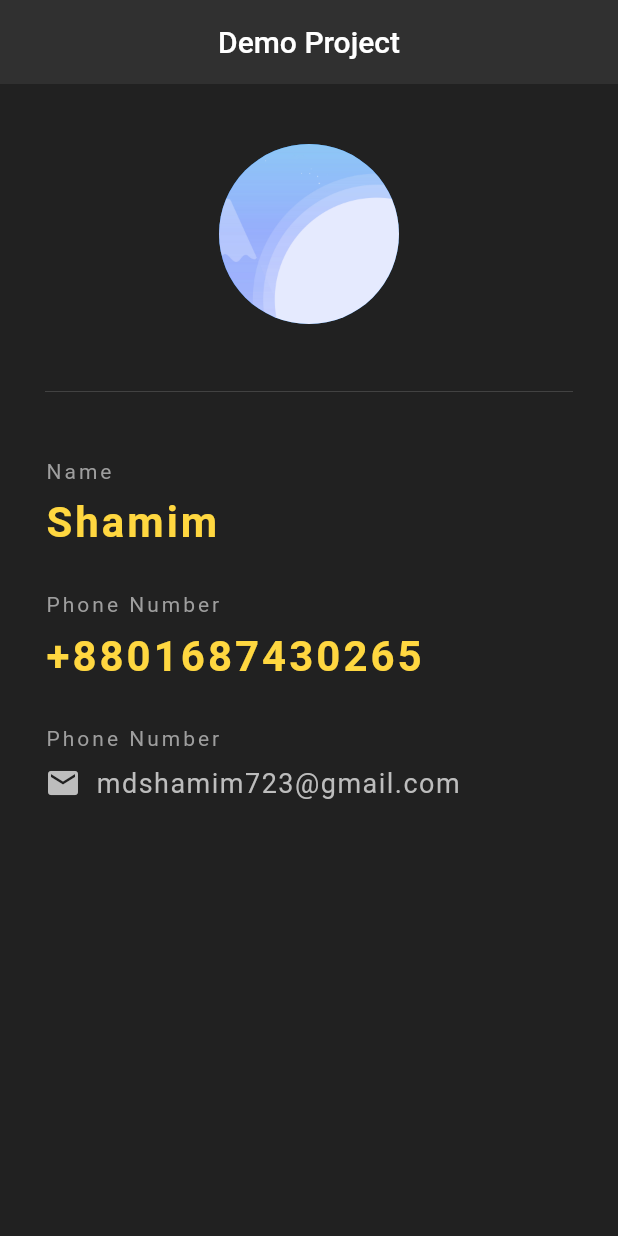
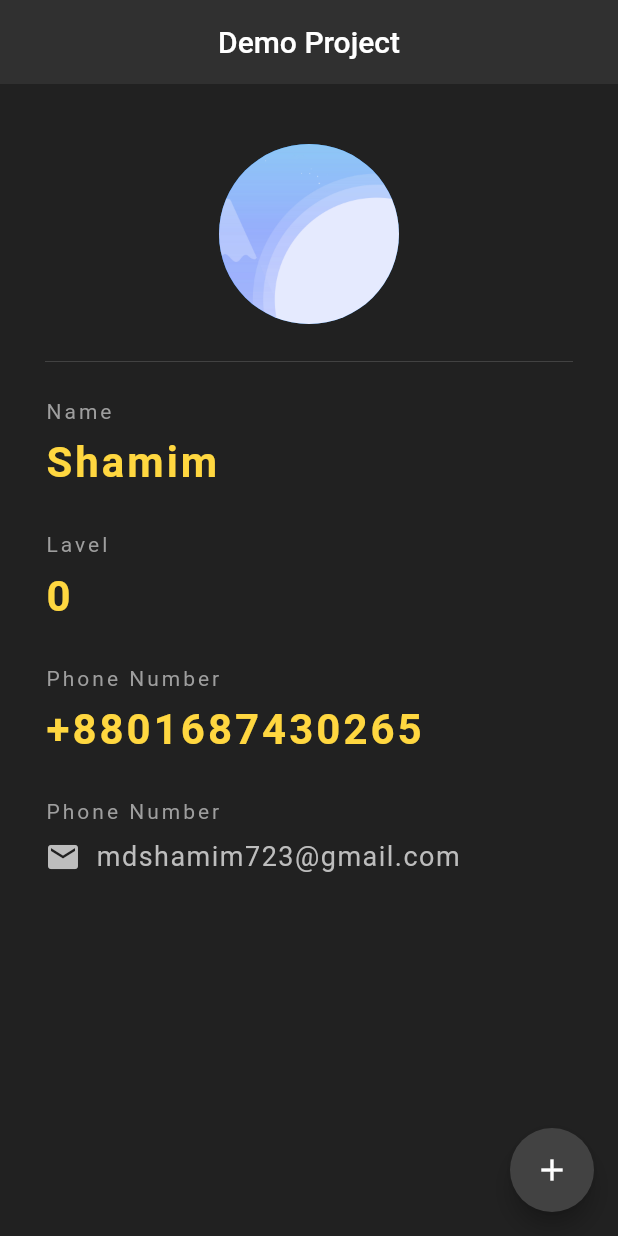
Before and after one commit to 3-Shamim/helping-flutter-project, a Flutter app: the screen it shows after launch, on a phone screen of 412 x 824 dp. Run offline on Flutter 3.47's test engine with Material 2 defaults, Android fonts, the phone set to English and light mode, and no system bars.

```diff
--- a/lib/main.dart
+++ b/lib/main.dart
@@ -6,7 +6,14 @@ void main() {
   ));
 }
 
-class Home extends StatelessWidget {
+class Home extends StatefulWidget {
+  @override
+  _HomeState createState() => _HomeState();
+}
+
+class _HomeState extends State<Home> {
+  int level = 0;
+
   @override
   Widget build(BuildContext context) {
     return Scaffold(
@@ -16,6 +23,16 @@ class Home extends StatelessWidget {
         centerTitle: true,
         backgroundColor: Colors.grey[850],
         elevation: 0.0,
+      ),
+      floatingActionButton: FloatingActionButton(
+        onPressed: () {
+//          level += 1;
+          setState(() {
+            level++;
+          });
+        },
+        child: Icon(Icons.add),
+        backgroundColor: Colors.grey[800],
       ),
       body: Padding(
         padding: const EdgeInsets.fromLTRB(30.0, 40.0, 30.0, 0.0),
@@ -29,7 +46,7 @@ class Home extends StatelessWidget {
               ),
             ),
             Divider(
-              height: 90.0,
+              height: 50.0,
               color: Colors.grey[800],
             ),
             Text(
@@ -41,6 +58,24 @@ class Home extends StatelessWidget {
             ),
             Text(
               "Shamim",
+              style: TextStyle(
+                  color: Colors.amberAccent[200],
+                  letterSpacing: 2.0,
+                  fontSize: 28.0,
+                  fontWeight: FontWeight.bold),
+            ),
+            SizedBox(
+              height: 30,
+            ),
+            Text(
+              "Lavel",
+              style: TextStyle(color: Colors.grey, letterSpacing: 2.0),
+            ),
+            SizedBox(
+              height: 10.0,
+            ),
+            Text(
+              "$level",
               style: TextStyle(
                   color: Colors.amberAccent[200],
                   letterSpacing: 2.0,
```
